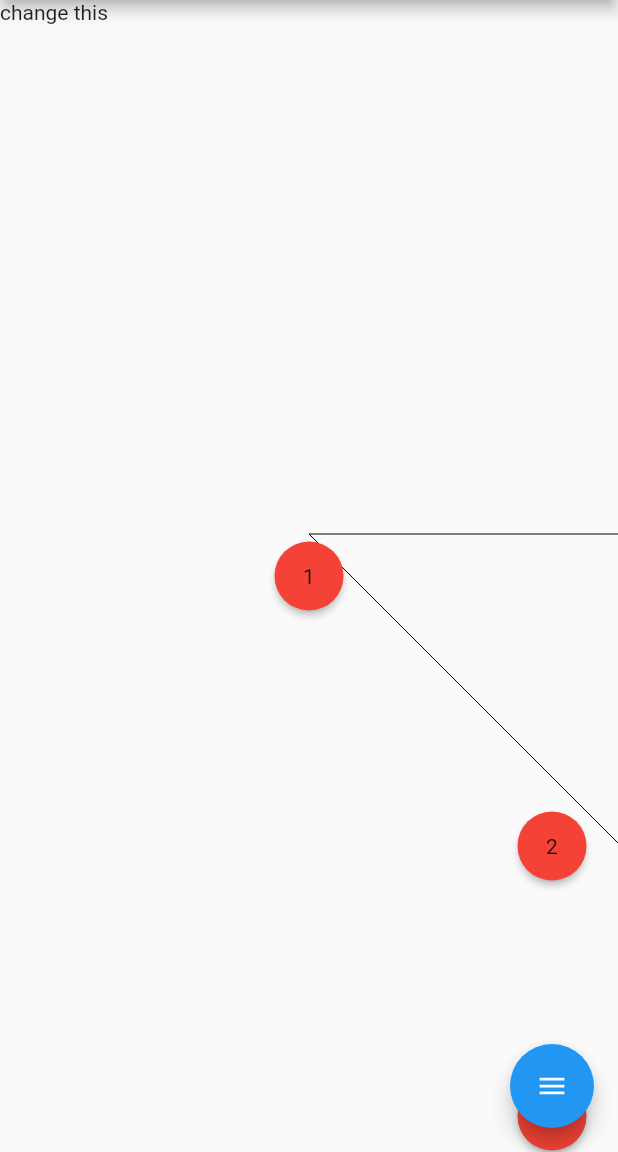
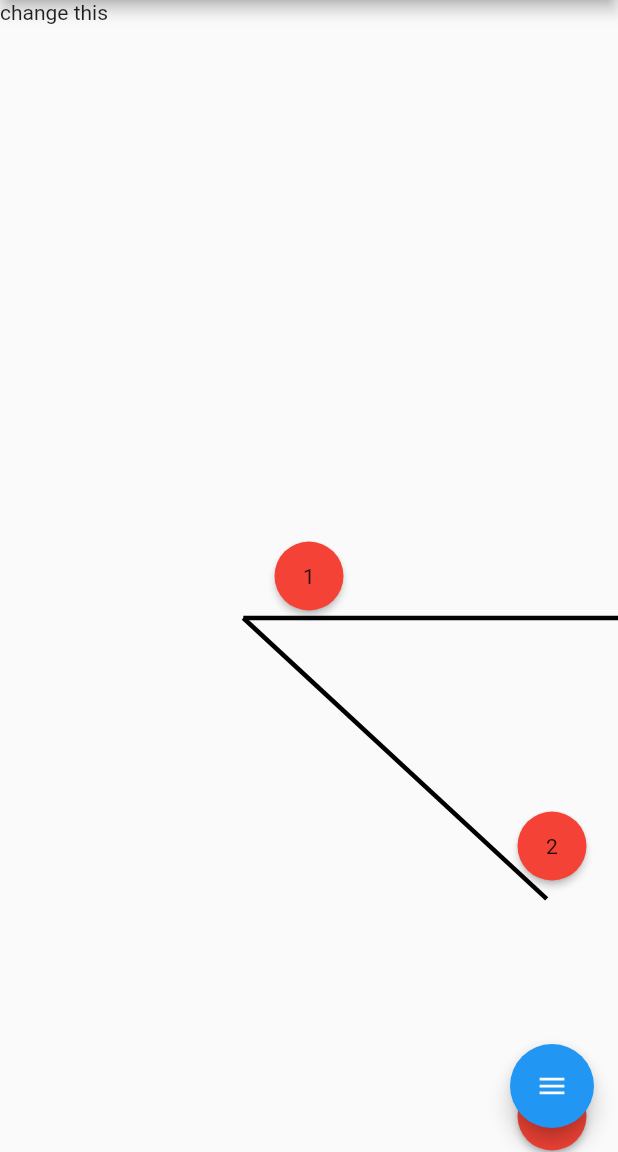
Before and after one commit to softeng-feup/open-cx-o-bando-dos-quatro, a Flutter app: the screen it shows after launch, after a tap on the "delete" icon, on a phone screen of 412 x 824 dp, the part 84-1236 px from its top. Run offline on Flutter 3.47's test engine with Material 2 defaults, Android fonts, the phone set to English and light mode, and no system bars; drawn by our look-alikes of flutter_speed_dial; missing offline and left inert: flutter_nfc_reader; statements that could not run were skipped.

Commit message:
Changed edge widths

```diff
--- a/confview/lib/graph_draw.dart
+++ b/confview/lib/graph_draw.dart
@@ -1,6 +1,6 @@
 import 'package:flutter/material.dart';
 import 'graph.dart';
-import 'dart:math';
+
 
 class GraphDraw extends StatefulWidget {
 
@@ -92,8 +92,9 @@ class _GraphDrawState extends State<GraphDraw> {
     }
 
     Widget _buildEdges() {
+
         return CustomPaint(
-            painter: EdgePainter(MediaQuery.of(context).size, _graphAlignment, _graph.getEdges()),
+            painter: EdgePainter(context, _graphAlignment, _graph.getEdges()),
             child: Text('change this'),
         );
     }
@@ -102,31 +103,45 @@ class _GraphDrawState extends State<GraphDraw> {
 
 class EdgePainter extends CustomPainter {
 
-    final Size _screenSize;
+    final BuildContext _context;
     final Alignment _alignment;
     final List<Edge> _edges;
 
-    EdgePainter (this._screenSize, this._alignment, this._edges);
+    Size _screenSize;
+    double _verticalOffset;
+
+    EdgePainter (this._context, this._alignment, this._edges) {
+        _screenSize = MediaQuery.of(_context).size;
+        _verticalOffset = kToolbarHeight;
+        print(kToolbarHeight);
+        print(MediaQuery.of(_context).padding.top);
+    }
+
+
 
     @override
     void paint(Canvas canvas, Size size) {
-        final paint = Paint();
+        final paintNormalEdge = Paint()
+            ..strokeWidth = 3;
+
         paint.color = Colors.black;
 
         for (Edge edge in _edges) {
             Node src = edge.getSrcNode();
             Node dest = edge.getDestNode();
 
-            double srcX = (src.getX() + _alignment.x) * _screenSize.width / 2.0 + _screenSize.width / 2.0;
-            double srcY = (src.getY() + _alignment.y) * _screenSize.height / 2.0 + _screenSize.height / 2.0 - kToolbarHeight;
+            double srcX = ((src.getX() + _alignment.x) * _screenSize.width / 2.0 + _screenSize.width / 2.0) / 1.27;
+            double srcY = (src.getY() + _alignment.y) * _screenSize.height / (2.0 * 1.1) + _screenSize.height / 2.0;
+            print('srcX : $srcX');
+            print('srcY : $srcY');
 
-            double destX = (dest.getX() + _alignment.x) * _screenSize.width / 2.0 + _screenSize.width / 2.0;
-            double destY = (dest.getY() + _alignment.y) * _screenSize.height / 2.0 + _screenSize.height / 2.0 - kToolbarHeight;
+            double destX = (dest.getX() + _alignment.x) * _screenSize.width / (2.0 * 1.3) + _screenSize.width / 2.0;
+            double destY = (dest.getY() + _alignment.y) * _screenSize.height / (2.0 * 1.1) + _screenSize.height / 2.0;
 
             Offset srcOffset = Offset(srcX, srcY);
             Offset destOffset = Offset(destX, destY);
 
-            canvas.drawLine(srcOffset, destOffset, paint);
+            canvas.drawLine(srcOffset, destOffset, paintNormalEdge);
         }
     }
 
```
